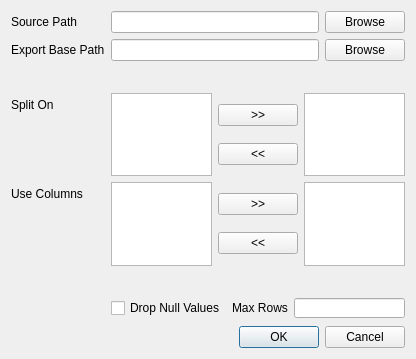
Above: zeex/core/ui/actions/split.ui from zbarge/zeex before the change. Below: the same form after it.
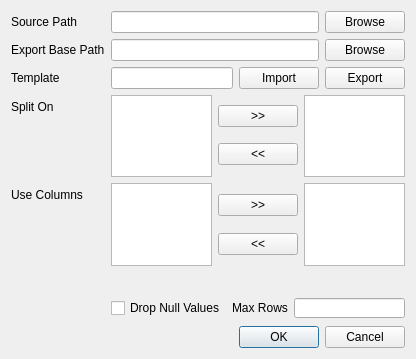
That is the form after the change.

Commit message: #18 resolved. Updates to push_grid, normalize, split & split UI (Settings I/O)

Diff of the .ui file:
```diff
--- a/zeex/core/ui/actions/split.ui
+++ b/zeex/core/ui/actions/split.ui
@@ -149,19 +149,6 @@
        </item>
       </layout>
      </item>
-     <item row="3" column="0">
-      <spacer name="horizontalSpacer">
-       <property name="orientation">
-        <enum>Qt::Horizontal</enum>
-       </property>
-       <property name="sizeHint" stdset="0">
-        <size>
-         <width>40</width>
-         <height>20</height>
-        </size>
-       </property>
-      </spacer>
-     </item>
      <item row="6" column="0">
       <spacer name="horizontalSpacer_2">
        <property name="orientation">
@@ -175,6 +162,34 @@
        </property>
       </spacer>
      </item>
+     <item row="3" column="1">
+      <layout class="QGridLayout" name="gridLayout_4">
+       <item row="0" column="3">
+        <widget class="QPushButton" name="btnExportTemplate">
+         <property name="text">
+          <string>Export</string>
+         </property>
+        </widget>
+       </item>
+       <item row="0" column="2">
+        <widget class="QPushButton" name="btnImportTemplate">
+         <property name="text">
+          <string>Import</string>
+         </property>
+        </widget>
+       </item>
+       <item row="0" column="1">
+        <widget class="QLineEdit" name="lineEditTemplate"/>
+       </item>
+      </layout>
+     </item>
+     <item row="3" column="0">
+      <widget class="QLabel" name="labelTemplate">
+       <property name="text">
+        <string>Template</string>
+       </property>
+      </widget>
+     </item>
     </layout>
    </item>
    <item>
```
The commit also changes 6 other files.
